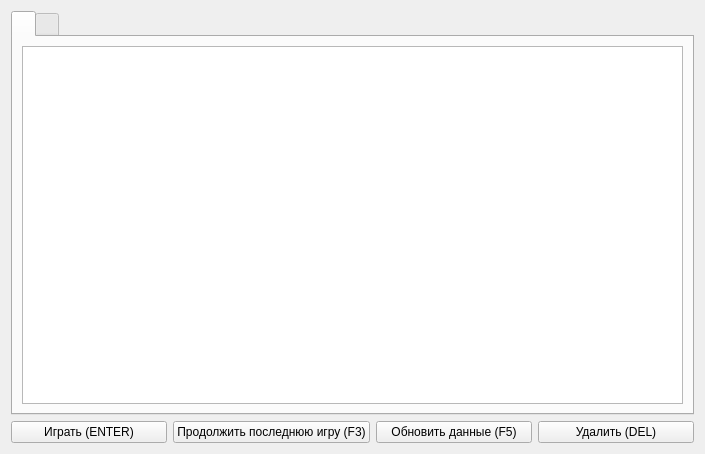
This is manager.ui in mee1b/AGL-Player as Qt 5 draws it before an edit. The edited form follows.
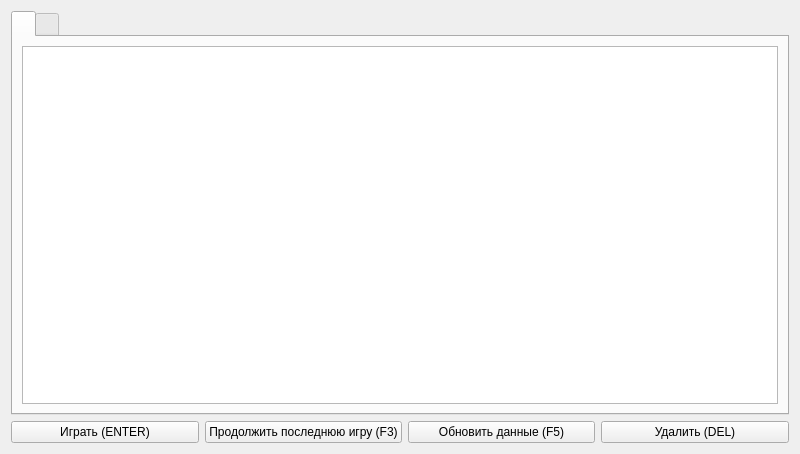
This is the edited form.

```diff
--- a/manager.ui
+++ b/manager.ui
@@ -6,19 +6,19 @@
    <rect>
     <x>0</x>
     <y>0</y>
-    <width>705</width>
+    <width>800</width>
     <height>454</height>
    </rect>
   </property>
   <property name="minimumSize">
    <size>
-    <width>705</width>
+    <width>800</width>
     <height>454</height>
    </size>
   </property>
   <property name="maximumSize">
    <size>
-    <width>705</width>
+    <width>800</width>
     <height>454</height>
    </size>
   </property>
```
Left out of the diff: 72 changed lines with no effect on the pictures.
